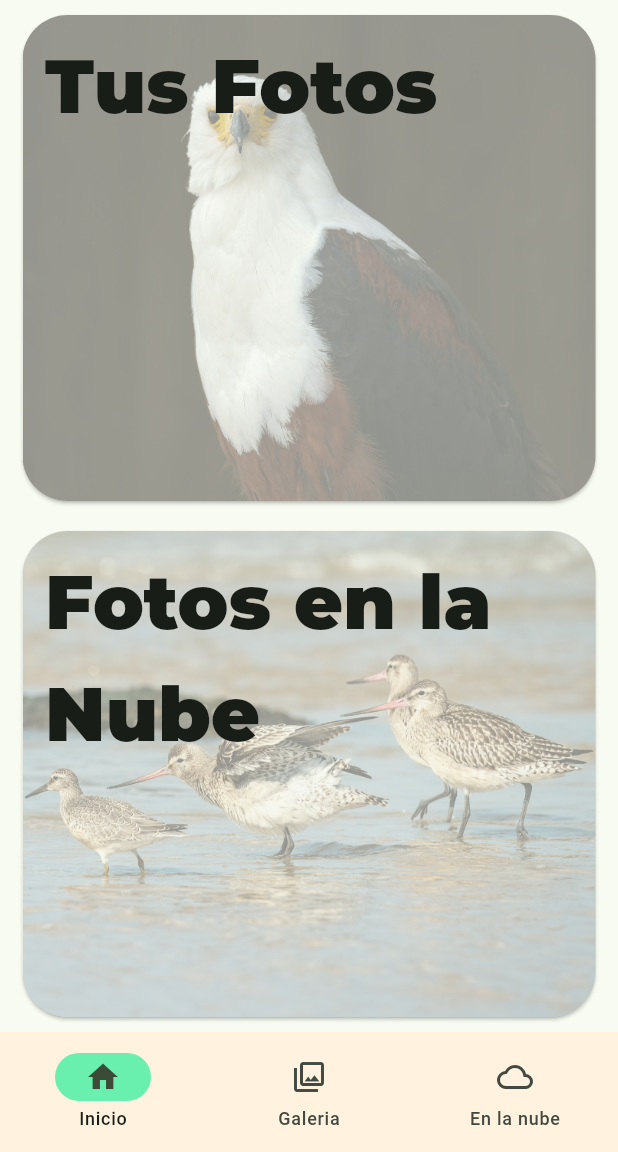
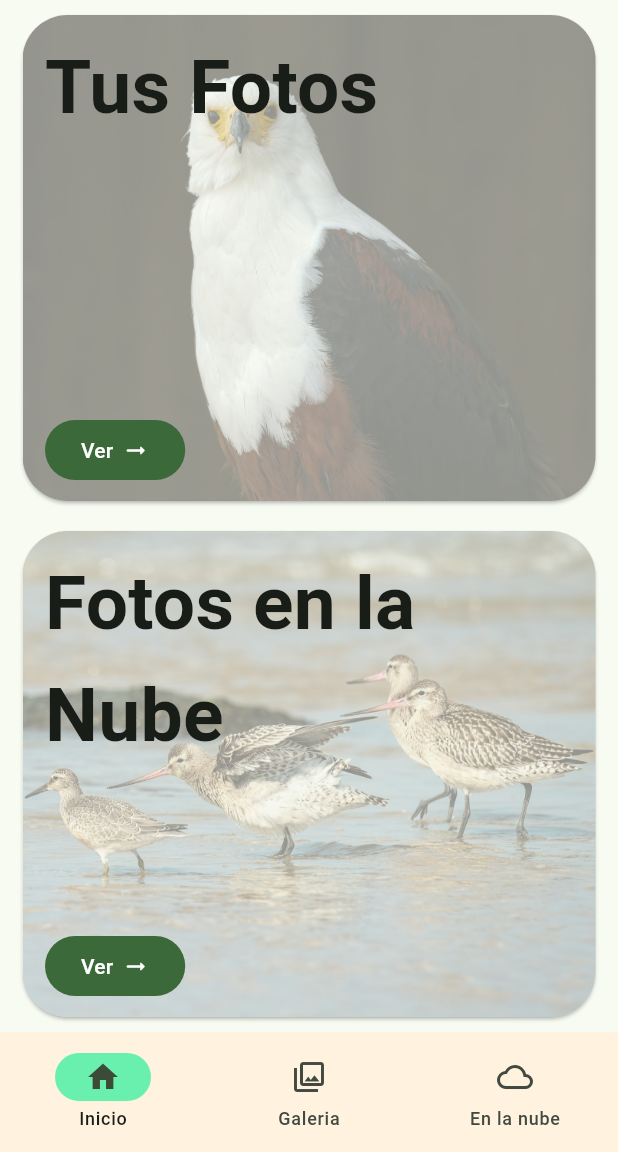
Before and after one commit to oriolgds/orsphotos, a Flutter app: the screen it shows after launch, on a phone screen of 412 x 824 dp, the part 84-1236 px from its top. Run offline on Flutter 3.47's test engine with Material 3 defaults, Android fonts, the light colour scheme and no system bars.

Commit message:
Adding buttons at bottom

```diff
--- a/lib/homePage.dart
+++ b/lib/homePage.dart
@@ -46,7 +46,23 @@ class HomeCard extends StatelessWidget {
                 mainAxisAlignment: MainAxisAlignment.start,
                 crossAxisAlignment: CrossAxisAlignment.start,
                 children: [
-                  Text(title, style: Theme.of(context).textTheme.titleMedium, textAlign: TextAlign.start,)
+                  Text(title, style: Theme.of(context).textTheme.titleMedium, textAlign: TextAlign.start,),
+                  Expanded(child: Container()),
+                  FilledButton(
+                    onPressed: (){
+
+                    },
+                    child: const Row(
+                      mainAxisSize: MainAxisSize.min,
+                      children: [
+                        Text('Ver'),
+                        SizedBox(
+                          width: 6,
+                        ),
+                        Icon(Icons.arrow_right_alt_rounded)
+                      ],
+                    ),
+                  )
                 ],
               ),
             ),
--- a/lib/main.dart
+++ b/lib/main.dart
@@ -20,8 +20,7 @@ class MyApp extends StatelessWidget {
         textTheme: const TextTheme(
           titleMedium: TextStyle(
             fontSize: 50,
-            fontFamily: "Montserrat",
-            fontWeight: FontWeight.w900
+            fontWeight: FontWeight.bold
           )
         )
       ),
```
